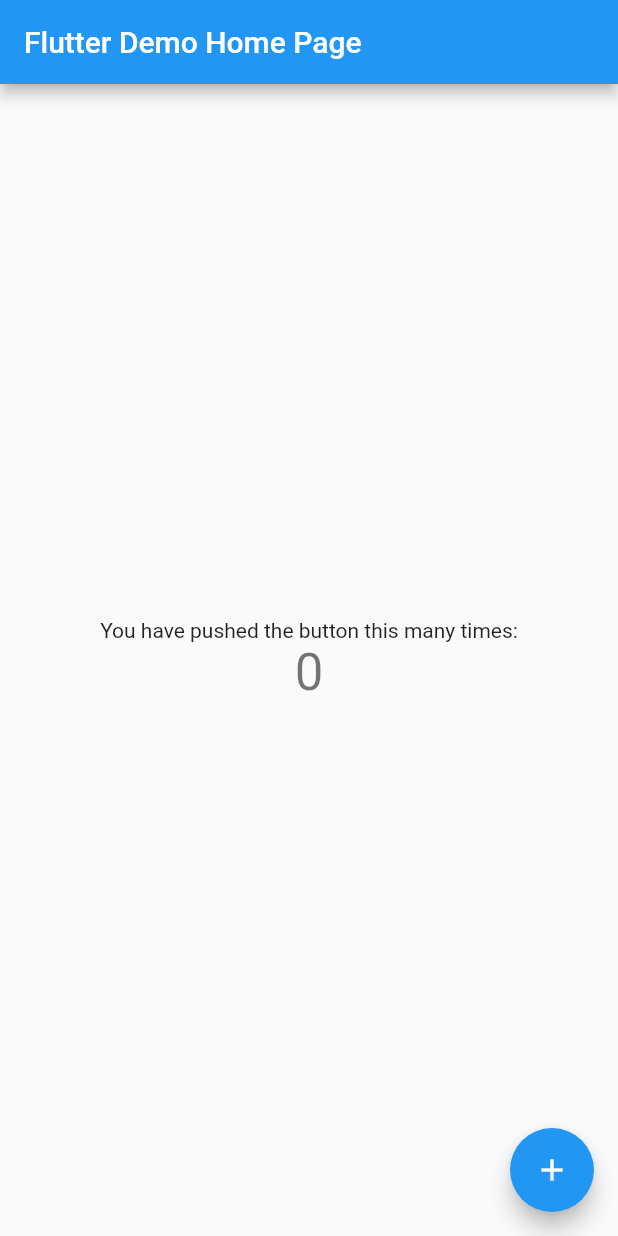
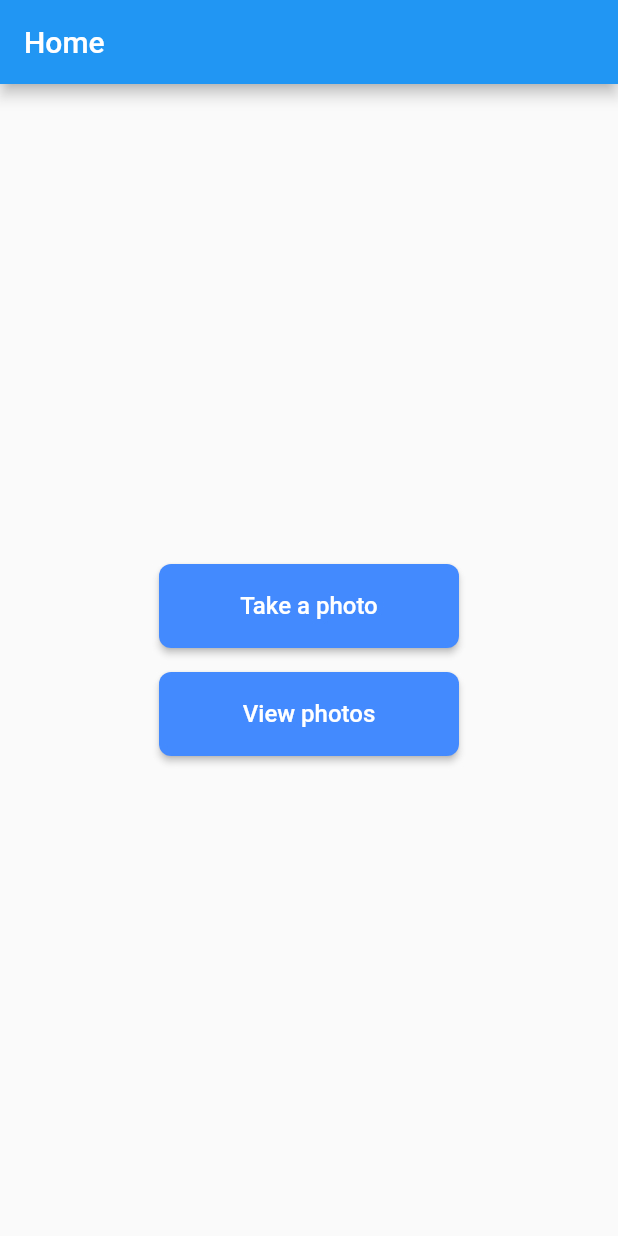
Before and after one commit to rzhaxibayev/photo_booth, a Flutter app: the screen it shows after launch, on a phone screen of 412 x 824 dp. Run offline on Flutter 3.47's test engine with Material 2 defaults, Android fonts, the phone set to English and light mode, and no system bars; our stand-ins replace get_it.

Commit message:
set up routes and create home screen

```diff
--- /dev/null
+++ b/lib/config/routes.dart
@@ -0,0 +1,6 @@
+/// All routes in the app are stored in this class
+class AppRoutes {
+  static const camera = '/camera';
+  static const home = '/home';
+  static const photos = '/photos';
+}
--- a/lib/main.dart
+++ b/lib/main.dart
@@ -1,4 +1,8 @@
 import 'package:flutter/material.dart';
+import 'package:photo_booth/config/routes.dart';
+import 'package:photo_booth/modules/presentation/camera/ui/camera_screen.dart';
+import 'package:photo_booth/modules/presentation/home/ui/home_screen.dart';
+import 'package:photo_booth/modules/presentation/photos/ui/photos_screen.dart';
 import 'di/locator.dart' as service_locator;
 
 void main() {
@@ -7,11 +11,11 @@
   /// DI initialization
   service_locator.init();
 
-  runApp(MyApp());
+  runApp(PhotoBoothApp());
 }
 
-class MyApp extends StatelessWidget {
-  // This widget is the root of your application.
+/// This widget is the root of the application.
+class PhotoBoothApp extends StatelessWidget {
   @override
   Widget build(BuildContext context) {
     return MaterialApp(
@@ -19,92 +23,15 @@
       theme: ThemeData(
         primarySwatch: Colors.blue,
       ),
-      home: MyHomePage(title: 'Flutter Demo Home Page'),
+      home: HomeScreen(),
+      routes: _registerRoutes(),
     );
   }
+
+  /// Registration of all routes in the app
+  Map<String, WidgetBuilder> _registerRoutes() => {
+        AppRoutes.camera: (context) => CameraScreen(),
+        AppRoutes.home: (context) => HomeScreen(),
+        AppRoutes.photos: (context) => PhotosScreen(),
+      };
 }
-
-class MyHomePage extends StatefulWidget {
-  MyHomePage({Key? key, required this.title}) : super(key: key);
-
-  // This widget is the home page of your application. It is stateful, meaning
-  // that it has a State object (defined below) that contains fields that affect
-  // how it looks.
-
-  // This class is the configuration for the state. It holds the values (in this
-  // case the title) provided by the parent (in this case the App widget) and
-  // used by the build method of the State. Fields in a Widget subclass are
-  // always marked "final".
-
-  final String title;
-
-  @override
-  _MyHomePageState createState() => _MyHomePageState();
-}
-
-class _MyHomePageState extends State<MyHomePage> {
-  int _counter = 0;
-
-  void _incrementCounter() {
-    setState(() {
-      // This call to setState tells the Flutter framework that something has
-      // changed in this State, which causes it to rerun the build method below
-      // so that the display can reflect the updated values. If we changed
-      // _counter without calling setState(), then the build method would not be
-      // called again, and so nothing would appear to happen.
-      _counter++;
-    });
-  }
-
-  @override
-  Widget build(BuildContext context) {
-    // This method is rerun every time setState is called, for instance as done
-    // by the _incrementCounter method above.
-    //
-    // The Flutter framework has been optimized to make rerunning build methods
-    // fast, so that you can just rebuild anything that needs updating rather
-    // than having to individually change instances of widgets.
-    return Scaffold(
-      appBar: AppBar(
-        // Here we take the value from the MyHomePage object that was created by
-        // the App.build method, and use it to set our appbar title.
-        title: Text(widget.title),
-      ),
-      body: Center(
-        // Center is a layout widget. It takes a single child and positions it
-        // in the middle of the parent.
-        child: Column(
-          // Column is also a layout widget. It takes a list of children and
-          // arranges them vertically. By default, it sizes itself to fit its
-          // children horizontally, and tries to be as tall as its parent.
-          //
-          // Invoke "debug painting" (press "p" in the console, choose the
-          // "Toggle Debug Paint" action from the Flutter Inspector in Android
-          // Studio, or the "Toggle Debug Paint" command in Visual Studio Code)
-          // to see the wireframe for each widget.
-          //
-          // Column has various properties to control how it sizes itself and
-          // how it positions its children. Here we use mainAxisAlignment to
-          // center the children vertically; the main axis here is the vertical
-          // axis because Columns are vertical (the cross axis would be
-          // horizontal).
-          mainAxisAlignment: MainAxisAlignment.center,
-          children: <Widget>[
-            Text(
-              'You have pushed the button this many times:',
-            ),
-            Text(
-              '$_counter',
-              style: Theme.of(context).textTheme.headline4,
-            ),
-          ],
-        ),
-      ),
-      floatingActionButton: FloatingActionButton(
-        onPressed: _incrementCounter,
-        tooltip: 'Increment',
-        child: Icon(Icons.add),
-      ), // This trailing comma makes auto-formatting nicer for build methods.
-    );
-  }
-}
--- /dev/null
+++ b/lib/modules/presentation/home/ui/home_screen.dart
@@ -0,0 +1,40 @@
+import 'package:flutter/material.dart';
+import 'package:photo_booth/config/routes.dart';
+import 'package:photo_booth/modules/presentation/home/ui/widgets/home_action_button.dart';
+
+/// Main screen after the app launch
+class HomeScreen extends StatefulWidget {
+  @override
+  State<StatefulWidget> createState() => _HomeScreenState();
+}
+
+class _HomeScreenState extends State<HomeScreen> {
+  @override
+  Widget build(BuildContext context) {
+    return Scaffold(
+      appBar: AppBar(
+        title: Text('Home'),
+      ),
+      body: Center(
+        child: Column(
+          mainAxisAlignment: MainAxisAlignment.center,
+          children: [
+            HomeActionButton(
+              title: 'Take a photo',
+              onPressed: () {
+                Navigator.of(context).pushNamed(AppRoutes.camera);
+              },
+            ),
+            const SizedBox(height: 16),
+            HomeActionButton(
+              title: 'View photos',
+              onPressed: () {
+                Navigator.of(context).pushNamed(AppRoutes.photos);
+              },
+            ),
+          ],
+        ),
+      ),
+    );
+  }
+}
--- /dev/null
+++ b/lib/modules/presentation/home/ui/widgets/home_action_button.dart
@@ -0,0 +1,30 @@
+import 'package:flutter/material.dart';
+
+class HomeActionButton extends StatelessWidget {
+  final String title;
+  final Function? onPressed;
+
+  const HomeActionButton({
+    Key? key,
+    required this.title,
+    this.onPressed,
+  }) : super(key: key);
+  @override
+  Widget build(BuildContext context) {
+    return ElevatedButton(
+      onPressed: () {
+        onPressed?.call();
+      },
+      style: ElevatedButton.styleFrom(
+        primary: Colors.blueAccent,
+        minimumSize: Size(200, 56),
+        padding: const EdgeInsets.all(16),
+        shape: RoundedRectangleBorder(borderRadius: BorderRadius.circular(8)),
+      ),
+      child: Text(
+        title,
+        style: TextStyle(color: Colors.white, fontSize: 16),
+      ),
+    );
+  }
+}
```
Also changed, not shown: lib/modules/presentation/camera/ui/camera_screen.dart (added, +22 -0 lines), lib/modules/presentation/photos/ui/photos_screen.dart (added, +21 -0 lines), 1 other file.
